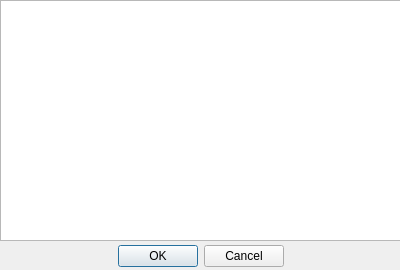
Above: error_box.ui from PythonSoft-company/RasCalculator_SHIY before the change. Below: the same form after it.
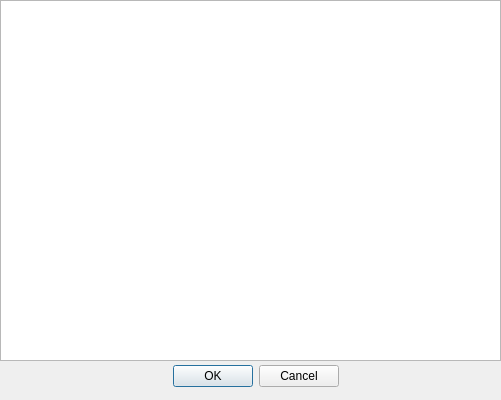
That is the form after the change.

Patch:
```diff
--- a/error_box.ui
+++ b/error_box.ui
@@ -6,8 +6,8 @@
    <rect>
     <x>0</x>
     <y>0</y>
-    <width>400</width>
-    <height>270</height>
+    <width>501</width>
+    <height>400</height>
    </rect>
   </property>
   <property name="windowTitle">
@@ -19,9 +19,9 @@
   <widget class="QDialogButtonBox" name="buttonBox">
    <property name="geometry">
     <rect>
-     <x>30</x>
-     <y>240</y>
-     <width>341</width>
+     <x>10</x>
+     <y>360</y>
+     <width>491</width>
      <height>32</height>
     </rect>
    </property>
@@ -40,8 +40,8 @@
     <rect>
      <x>0</x>
      <y>0</y>
-     <width>401</width>
-     <height>241</height>
+     <width>501</width>
+     <height>361</height>
     </rect>
    </property>
    <property name="readOnly">
```
